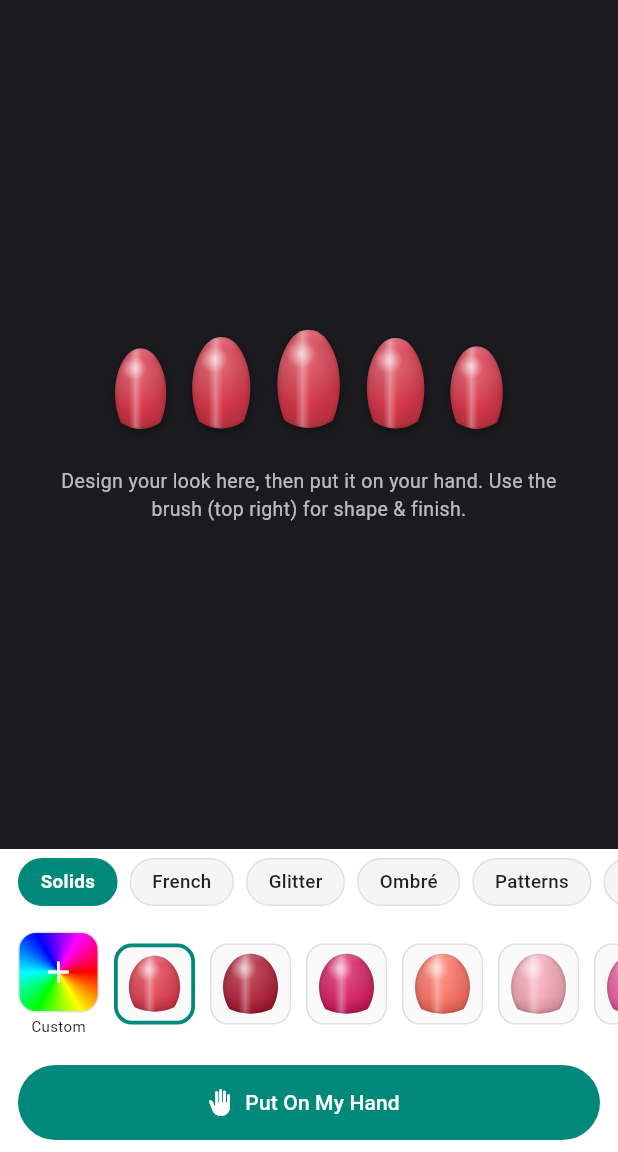
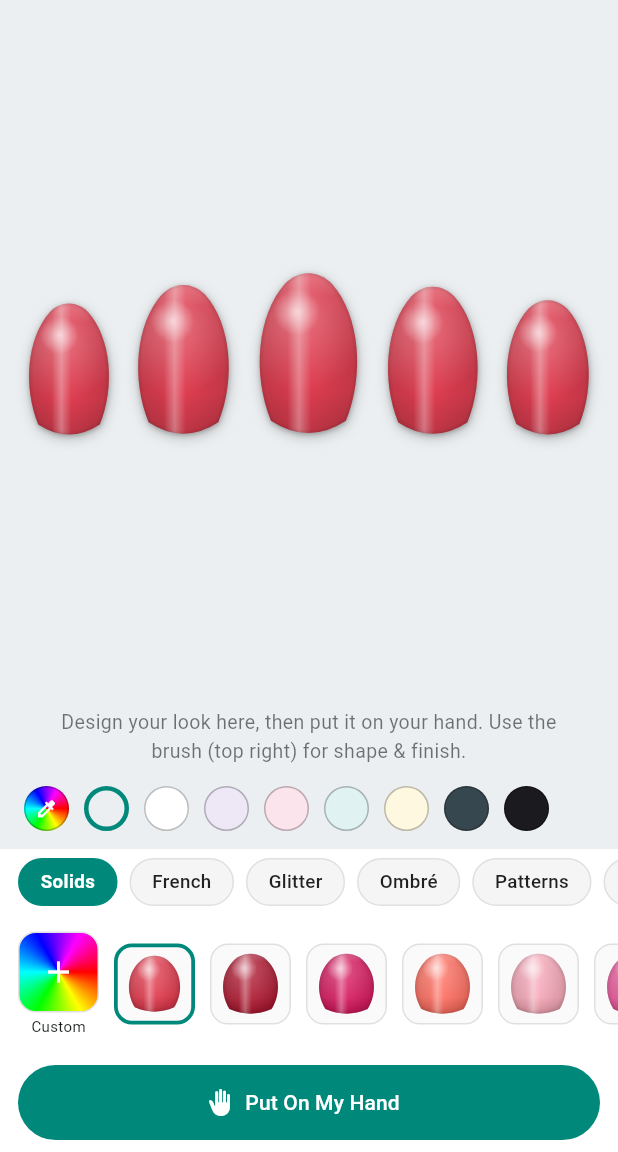
Before and after one commit to anirudhatalmale6-alt/comeback-app, a Flutter app: the VirtualTryOnScreen screen opened directly, after a tap on "Design My Nails First", on a phone screen of 412 x 824 dp, the part 84-1236 px from its top. Run offline on Flutter 3.47's test engine with Material 3 defaults, Android fonts, the phone set to English and light mode, and no system bars; our stand-ins replace audioplayers, cached_network_image, camera, cloud_firestore, firebase_auth, firebase_core and 5 more; missing offline and left inert: hand_landmarker, mobile_scanner; accounts and stored records are empty.

Commit message:
Fix nail orientation (artwork is tip-up, no half-turn) + bigger Studio nails with changeable background
- Remove the +pi half-turn applied to image designs: the bundled artwork is
  authored tip-up, so the extra turn was flipping designs upside down and
  swinging auto-placed nails toward the knuckle (client: 'flips upside down'
  / 'nails shifted'). Orientation is now uniform: a nail just takes its own
  rotation, verified via render (French white band lands at the fingertip).
- Design Studio nails now fill the width (as large as fits) so they are easy
  to design on.
- Design Studio background is a changeable plain colour (preset swatches +
  colour wheel), default soft grey.

Co-Authored-By: Claude Opus 4.8 (1M context) <noreply@anthropic.com>

```diff
--- a/lib/screens/customer/virtual_tryon_screen.dart
+++ b/lib/screens/customer/virtual_tryon_screen.dart
@@ -114,6 +114,21 @@ const List<int> kNailPalette = [
 /// The design shown before the customer picks anything (classic red solid).
 const String kDefaultDesign = 'solid#e23b4e';
 
+/// Plain background colours offered behind the Design Studio preview, so the
+/// customer can pick whatever reads best against the design they're building.
+/// Light neutrals first, then a couple of darks. A colour wheel tile lets them
+/// dial in any other colour too. Default is the soft grey.
+const List<int> kStudioBackgrounds = [
+  0xFFECEFF1, // soft grey (default)
+  0xFFFFFFFF, // white
+  0xFFEDE7F6, // lavender
+  0xFFFCE4EC, // blush pink
+  0xFFE0F2F1, // mint
+  0xFFFFF8E1, // cream
+  0xFF37474F, // slate
+  0xFF1B1B1F, // near-black
+];
+
 /// The 6-hex form of a colour, e.g. 0xFFE23B4E → "e23b4e".
 String _hex6(int argb) =>
     (argb & 0xFFFFFF).toRadixString(16).padLeft(6, '0');
@@ -279,6 +294,8 @@ class _VirtualTryOnScreenState extends State<VirtualTryOnScreen> {
   // composed design as a starter set on the next manually-chosen photo.
   bool _studio = false;
   bool _seedFan = false;
+  // The plain colour shown behind the Studio preview (customer-changeable).
+  int _studioBg = kStudioBackgrounds.first;
 
   final GlobalKey _captureKey = GlobalKey();
   Size _boxSize = Size.zero;
@@ -907,8 +924,8 @@ class _VirtualTryOnScreenState extends State<VirtualTryOnScreen> {
   }
 
   /// One nail rendered from the currently composed look, for the Studio
-  /// preview. Asset artwork is authored tip-down so it gets the half-turn;
-  /// procedurally-painted colours are already the right way up.
+  /// preview. Everything is authored tip-up, so it renders straight — the same
+  /// way it lands on the hand.
   Widget _previewNail(double w, double h) {
     final cd = _currentDesign ?? kDefaultDesign;
     final color = colorDesignFor(cd);
@@ -916,8 +933,6 @@ class _VirtualTryOnScreenState extends State<VirtualTryOnScreen> {
     return SizedBox(
       width: w,
       height: h,
-      child: Transform.rotate(
-        angle: color == null ? math.pi : 0,
       child: NailOverlay(
         image: color == null ? designProvider(cd) : null,
         color: color,
@@ -925,43 +940,70 @@ class _VirtualTryOnScreenState extends State<VirtualTryOnScreen> {
         shape: _shape,
         finish: _finish,
       ),
-      ),
     );
   }
 
   /// The Design Studio: compose a look on a big, easy preview (no fiddling on
   /// tiny nails over a hand photo), then "put it on your hand".
   Widget _buildStudio() {
+    // Text/handles read differently on a light vs dark background, so pick a
+    // legible foreground for whichever plain colour the customer chose.
+    final onBg = ThemeData.estimateBrightnessForColor(Color(_studioBg)) ==
+            Brightness.dark
+        ? Colors.white70
+        : Colors.black54;
     return Column(
       children: [
         Expanded(
           child: Container(
             width: double.infinity,
-            color: const Color(0xFF1B1B1F),
+            color: Color(_studioBg),
             child: Column(
-              mainAxisAlignment: MainAxisAlignment.center,
-              children: [
-                Row(
+              children: [
+                // Big, width-filling fan of nails so the design is easy to see
+                // and work with. Sized from the available width (as large as
+                // fits) rather than a fixed small size.
+                Expanded(
+                  child: Center(
+                    child: LayoutBuilder(
+                      builder: (context, c) {
+                        const scales = [0.82, 0.93, 1.0, 0.92, 0.84];
+                        const gap = 8.0;
+                        final totalScale =
+                            scales.fold<double>(0, (a, b) => a + b);
+                        final avail =
+                            c.maxWidth - 28 - gap * (scales.length - 1);
+                        final unit = (avail / totalScale).clamp(40.0, 104.0);
+                        return Row(
                           mainAxisAlignment: MainAxisAlignment.center,
                           crossAxisAlignment: CrossAxisAlignment.end,
                           children: [
-                    for (final s in const [0.82, 0.93, 1.0, 0.92, 0.84])
+                            for (int i = 0; i < scales.length; i++)
                               Padding(
-                        padding: const EdgeInsets.symmetric(horizontal: 5),
-                        child: _previewNail(50 * s, 72 * s),
-                      ),
-                  ],
-                ),
-                const SizedBox(height: 22),
+                                padding: EdgeInsets.only(
+                                    right:
+                                        i == scales.length - 1 ? 0 : gap),
+                                child: _previewNail(
+                                    unit * scales[i], unit * scales[i] * 1.5),
+                              ),
+                          ],
+                        );
+                      },
+                    ),
+                  ),
+                ),
                 Padding(
                   padding: const EdgeInsets.symmetric(horizontal: 24),
                   child: Text(
                     'Design your look here, then put it on your hand. '
                     'Use the brush (top right) for shape & finish.',
                     textAlign: TextAlign.center,
-                    style: TextStyle(color: Colors.white70, fontSize: 13),
-                  ),
-                ),
+                    style: TextStyle(color: onBg, fontSize: 13),
+                  ),
+                ),
+                const SizedBox(height: 12),
+                _buildStudioBgStrip(),
+                const SizedBox(height: 10),
               ],
             ),
           ),
@@ -985,6 +1027,69 @@ class _VirtualTryOnScreenState extends State<VirtualTryOnScreen> {
           ),
         ),
       ],
+    );
+  }
+
+  /// A horizontal strip of plain background colours (led by a colour-wheel tile
+  /// for any custom colour) so the customer can change the Studio backdrop to
+  /// whatever reads best behind the design they're building.
+  Widget _buildStudioBgStrip() {
+    return SizedBox(
+      height: 34,
+      child: ListView(
+        scrollDirection: Axis.horizontal,
+        padding: const EdgeInsets.symmetric(horizontal: 16),
+        children: [
+          _studioBgDot(custom: true),
+          for (final c in kStudioBackgrounds) _studioBgDot(color: c),
+        ],
+      ),
+    );
+  }
+
+  Widget _studioBgDot({int? color, bool custom = false}) {
+    final selected = color != null && _studioBg == color;
+    return Padding(
+      padding: const EdgeInsets.only(right: 10),
+      child: GestureDetector(
+        onTap: () async {
+          if (custom) {
+            final picked = await showColorWheelDialog(context,
+                initial: Color(_studioBg), title: 'Background colour');
+            if (picked != null) {
+              setState(() => _studioBg = picked.toARGB32());
+            }
+          } else {
+            setState(() => _studioBg = color!);
+          }
+        },
+        child: Container(
+          width: 30,
+          height: 30,
+          decoration: BoxDecoration(
+            shape: BoxShape.circle,
+            color: custom ? null : Color(color!),
+            gradient: custom
+                ? const SweepGradient(colors: [
+                    Color(0xFFFF0000),
+                    Color(0xFFFFFF00),
+                    Color(0xFF00FF00),
+                    Color(0xFF00FFFF),
+                    Color(0xFF0000FF),
+                    Color(0xFFFF00FF),
+                    Color(0xFFFF0000),
+                  ])
+                : null,
+            border: Border.all(
+              color: selected ? const Color(0xFF00897B) : Colors.black26,
+              width: selected ? 3 : 1,
+            ),
+          ),
+          child: custom
+              ? const Icon(Icons.colorize, size: 15, color: Colors.white)
+              : null,
+        ),
+      ),
     );
   }
 
@@ -1219,13 +1324,13 @@ class _VirtualTryOnScreenState extends State<VirtualTryOnScreen> {
             width: w,
             height: h,
             child: Transform.rotate(
-              // The bundled PNG artwork was authored "tip-down", so it needs a
-              // half-turn to land the free-edge (and any directional band) at the
-              // fingertip. Procedurally-painted colour designs are authored the
-              // right way up (tip at the top), so they must NOT get that extra
-              // half-turn - otherwise their French band flips down to the cuticle.
-              angle: n.rotation +
-                  (colorDesignFor(n.asset) == null ? math.pi : 0),
+              // Both the bundled PNG artwork and the procedurally-painted colour
+              // designs are authored tip-UP (free-edge at the top), matching the
+              // nail silhouette. So a nail just takes its own rotation with no
+              // extra half-turn. (An earlier half-turn for artwork flipped the
+              // design upside down and swung auto-placed nails toward the
+              // knuckle instead of the fingertip.)
+              angle: n.rotation,
               alignment: Alignment.center,
               child: NailOverlay(
                   image: colorDesignFor(n.asset) == null
--- a/pubspec.yaml
+++ b/pubspec.yaml
@@ -1,7 +1,7 @@
 name: comeback_app
 description: Come Back - Nail Salon Management App
 publish_to: 'none'
-version: 1.6.30+83
+version: 1.6.31+84
 
 environment:
   sdk: '>=3.2.0 <4.0.0'
```
Lines whose indentation alone changed are shown as unchanged.
